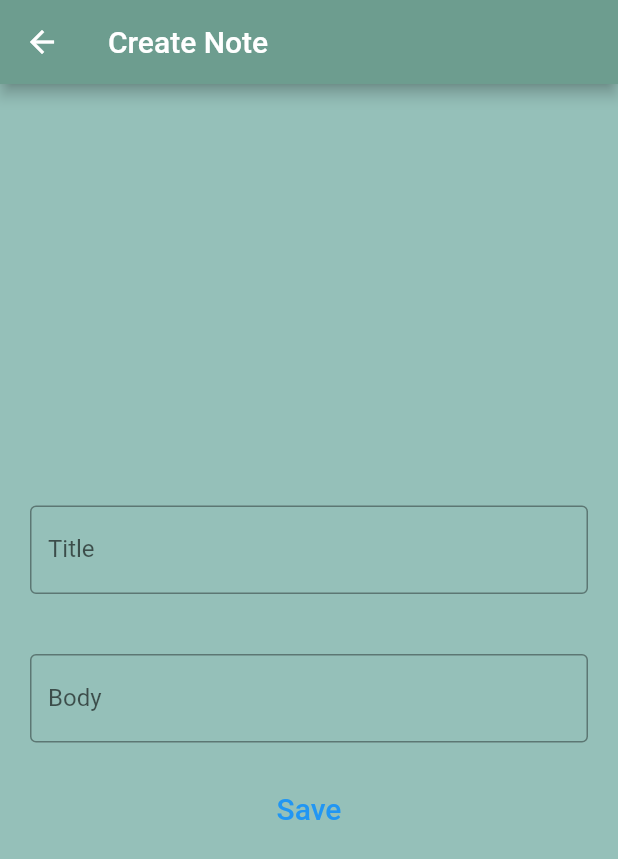
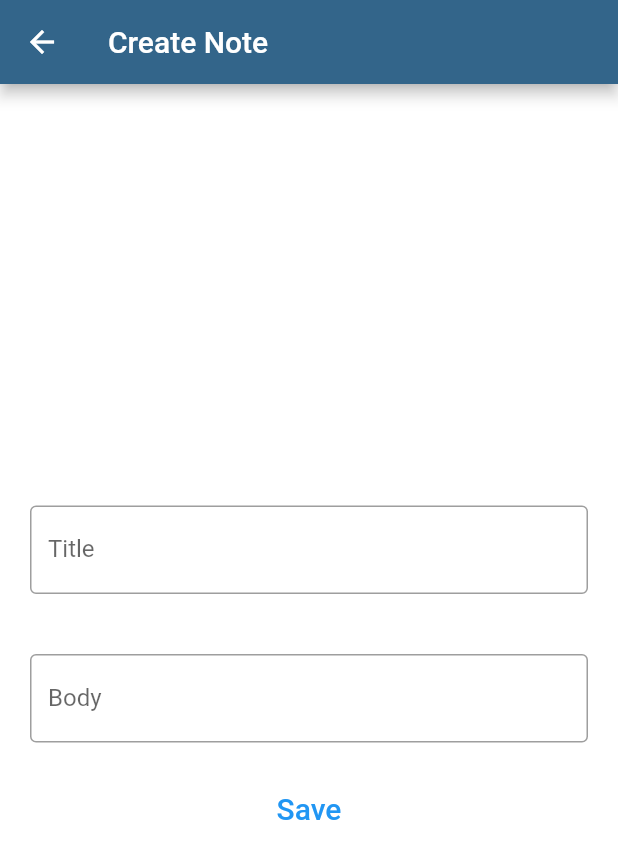
Before and after one commit to maxrtorres/blitznote, a Flutter app: the screen it shows after launch, after a tap on "Continue", after a tap on the "add" icon, on a phone screen of 412 x 824 dp. Shown: the top 859 px of the screen. Run offline on Flutter 3.47's test engine with Material 2 defaults, Android fonts, the phone set to English and light mode, and no system bars; our stand-ins replace flutter_secure_storage, fluttertoast, hive, local_auth; accounts and stored records are empty.

Commit message:
Change color scheme

```diff
--- a/lib/screens/create_note_screen.dart
+++ b/lib/screens/create_note_screen.dart
@@ -26,7 +26,7 @@ class _CreateNoteScreenState extends State<CreateNoteScreen> {
         backgroundColor: MyColors.colorPrimary,
         title: Text(Strings.createNoteTitle),
       ),
-      backgroundColor: MyColors.colorLight,
+      backgroundColor: MyColors.colorBackground,
       body: Center(
           child: Column(
         mainAxisAlignment: MainAxisAlignment.center,
--- a/lib/screens/edit_note_screen.dart
+++ b/lib/screens/edit_note_screen.dart
@@ -31,7 +31,7 @@ class _EditNoteScreenState extends State<EditNoteScreen> {
         backgroundColor: MyColors.colorPrimary,
         title: Text(Strings.editNoteTitle),
       ),
-      backgroundColor: MyColors.colorLight,
+      backgroundColor: MyColors.colorBackground,
       body: Center(
           child: Column(
         mainAxisAlignment: MainAxisAlignment.center,
--- a/lib/screens/home_screen.dart
+++ b/lib/screens/home_screen.dart
@@ -31,18 +31,20 @@ class _HomeScreenState extends State<HomeScreen> {
     return DefaultTabController(
         length: 2,
         child: Scaffold(
-          backgroundColor: MyColors.colorLight,
+          backgroundColor: MyColors.colorBackground,
           endDrawer: Drawer(
             child: ListView(
               padding: EdgeInsets.zero,
               children: [
                 DrawerHeader(
                   decoration: BoxDecoration(
-                    color: MyColors.colorAccent,
+                    color: MyColors.colorDrawerHeader,
                   ),
                   child: Center(
-                      child: Text('Welcome, $username!',
-                          style: TextStyle(fontSize: 20))),
+                      child: Text(
+                    'Welcome, $username!',
+                    style: TextStyle(fontSize: 16),
+                  )),
                 ),
                 ListTile(
                   title: Text(Strings.settingsTitle),
@@ -65,7 +67,7 @@ class _HomeScreenState extends State<HomeScreen> {
             SearchTab(),
           ]),
           bottomNavigationBar: Material(
-            color: MyColors.colorDark,
+            color: MyColors.colorTabs,
             child: TabBar(
               tabs: [
                 Tab(icon: Icon(Icons.edit)),
--- a/lib/screens/initial_screen.dart
+++ b/lib/screens/initial_screen.dart
@@ -26,7 +26,9 @@ class _InitialScreenState extends State<InitialScreen> {
           )),
           Center(
               child: ElevatedButton(
-            style: ElevatedButton.styleFrom(primary: MyColors.colorLight),
+            style: ElevatedButton.styleFrom(
+                primary: MyColors.colorContinueButton,
+                padding: EdgeInsets.all(10)),
             onPressed: () async {
               bool success = await BiometricUtil.checkBiometrics(context);
               if (success) {
@@ -36,7 +38,7 @@ class _InitialScreenState extends State<InitialScreen> {
             child: Text(Strings.continueButton,
                 style: TextStyle(
                     fontSize: 30,
-                    fontWeight: FontWeight.w100,
+                    fontWeight: FontWeight.w300,
                     color: MyColors.whiteColor)),
           )),
         ]));
--- a/lib/screens/list_tab.dart
+++ b/lib/screens/list_tab.dart
@@ -71,7 +71,7 @@ class _ListTabState extends State<ListTab> {
   @override
   Widget build(BuildContext context) {
     return Scaffold(
-      backgroundColor: MyColors.colorLight,
+      backgroundColor: MyColors.colorBackground,
       body: new ListView(
         scrollDirection: Axis.vertical,
         children: ListTile.divideTiles(
@@ -112,7 +112,7 @@ class _ListTabState extends State<ListTab> {
           storeNotes();
         },
         child: const Icon(Icons.add),
-        backgroundColor: MyColors.colorDark,
+        backgroundColor: MyColors.colorTabs,
       ),
     );
   }
--- a/lib/screens/search_tab.dart
+++ b/lib/screens/search_tab.dart
@@ -56,7 +56,7 @@ class _SearchTabState extends State<SearchTab> {
   @override
   Widget build(BuildContext context) {
     return Scaffold(
-        backgroundColor: MyColors.colorLight,
+        backgroundColor: MyColors.colorBackground,
         body: Column(children: [
           TextField(
             onChanged: (value) => filter(value),
--- a/lib/screens/settings_screen.dart
+++ b/lib/screens/settings_screen.dart
@@ -35,7 +35,7 @@ class _SettingsScreenState extends State<SettingsScreen> {
         backgroundColor: MyColors.colorPrimary,
         title: Text(Strings.settingsTitle),
       ),
-      backgroundColor: MyColors.colorLight,
+      backgroundColor: MyColors.colorBackground,
       body: Column(mainAxisAlignment: MainAxisAlignment.center, children: [
         Container(
           margin: EdgeInsets.all(20),
--- a/lib/values/my_colors.dart
+++ b/lib/values/my_colors.dart
@@ -1,10 +1,11 @@
 import 'package:flutter/material.dart';
 
 class MyColors {
-  static const Color colorPrimary = Color(0xFF6D9D8F);
-  static const Color colorLight = Color(0xFF95C0B9);
-  static const Color colorDark = Color(0xFF437F74);
-  static const Color colorAccent = Color(0xFFE4E4C6);
+  static const Color colorPrimary = Color(0xFF33658A);
+  static const Color colorBackground = Color(0xFFFFFFFF);
+  static const Color colorContinueButton = Color(0xFF86BBD8);
+  static const Color colorTabs = Color(0xFF2F4858);
+  static const Color colorDrawerHeader = Color(0xFFF47E3E);
 
   static const Color redColor = Color(0xFFFF0000);
   static const Color whiteColor = Color(0xFFFFFFFF);
```
